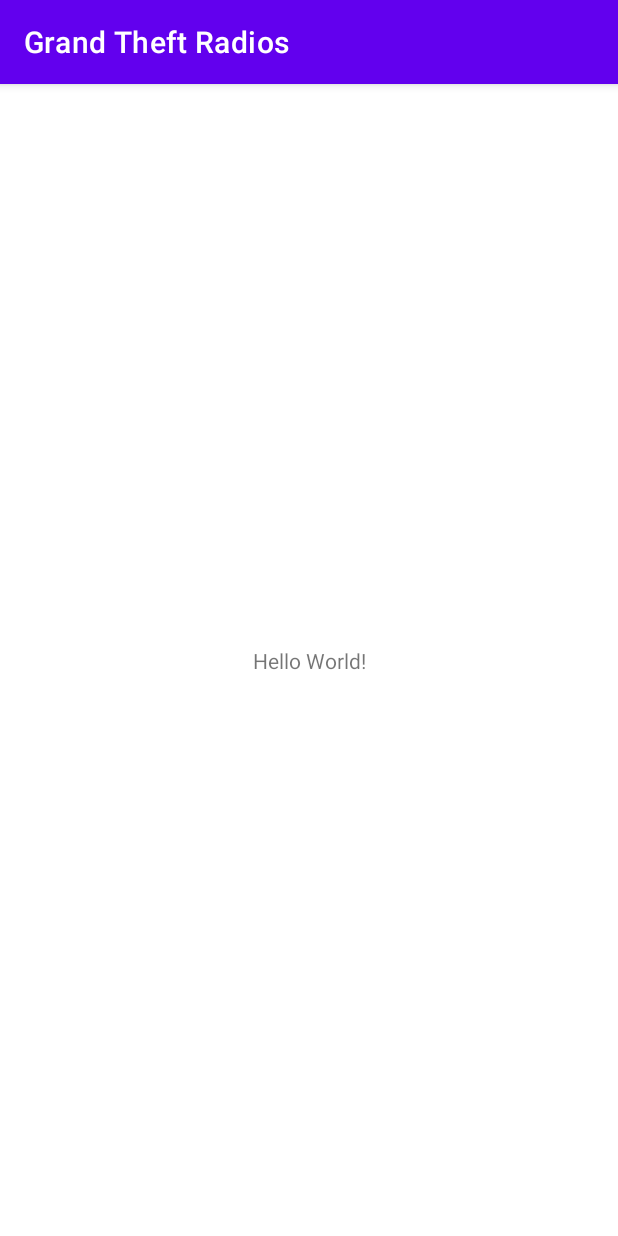
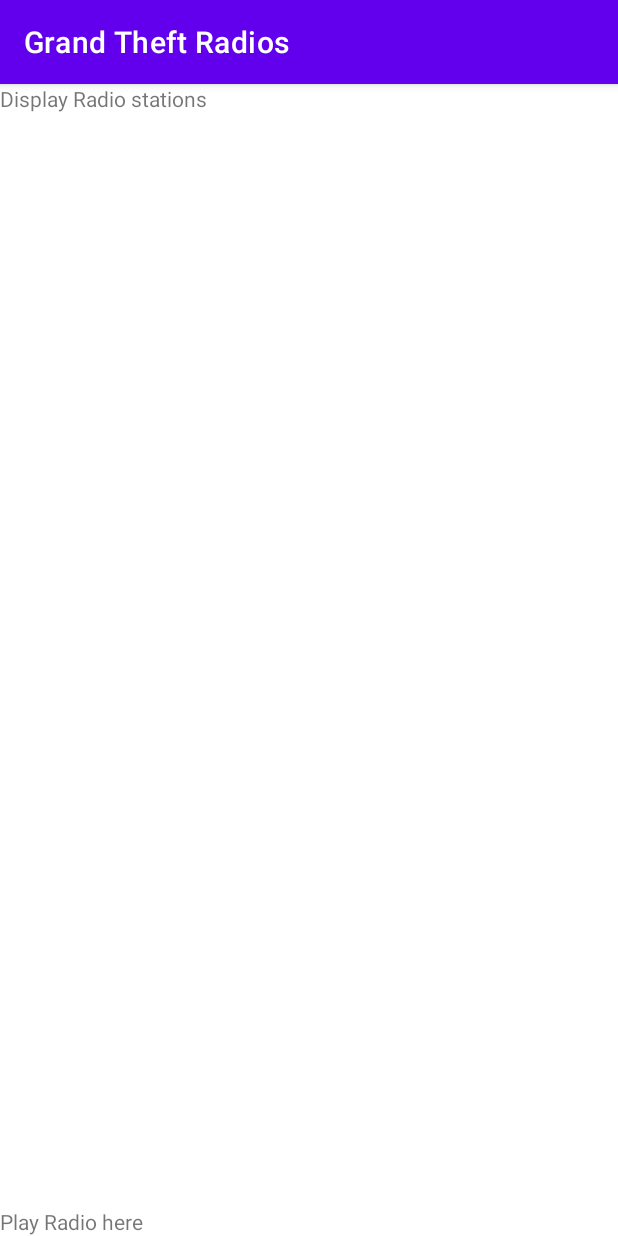
Before and after one commit to Halsey77/Grand-Theft-Radios, an Android app: the screen it shows after launch (MainActivity), on a phone screen of 412 x 824 dp. Run offline under Robolectric (Android 15) with nearby library versions, the phone set to English and light mode, and no system bars.

Commit message:
add 2 main fragments

```diff
--- a/app/build.gradle
+++ b/app/build.gradle
@@ -36,7 +36,7 @@ dependencies {
 
     implementation 'androidx.core:core-ktx:1.7.0'
     implementation 'androidx.appcompat:appcompat:1.6.1'
-    implementation 'com.google.android.material:material:1.10.0'
+    implementation 'com.google.android.material:material:1.8.0'
     implementation 'androidx.constraintlayout:constraintlayout:2.1.4'
     testImplementation 'junit:junit:4.13.2'
     androidTestImplementation 'androidx.test.ext:junit:1.1.5'
--- /dev/null
+++ b/app/src/main/java/com/halsey/grandtheftradios/fragments/PlayRadioFragment.kt
@@ -0,0 +1,60 @@
+package com.halsey.grandtheftradios.fragments
+
+import android.os.Bundle
+import androidx.fragment.app.Fragment
+import android.view.LayoutInflater
+import android.view.View
+import android.view.ViewGroup
+import com.halsey.grandtheftradios.R
+
+// TODO: Rename parameter arguments, choose names that match
+// the fragment initialization parameters, e.g. ARG_ITEM_NUMBER
+private const val ARG_PARAM1 = "param1"
+private const val ARG_PARAM2 = "param2"
+
+/**
+ * A simple [Fragment] subclass.
+ * Use the [PlayRadioFragment.newInstance] factory method to
+ * create an instance of this fragment.
+ */
+class PlayRadioFragment : Fragment() {
+    // TODO: Rename and change types of parameters
+    private var param1: String? = null
+    private var param2: String? = null
+
+    override fun onCreate(savedInstanceState: Bundle?) {
+        super.onCreate(savedInstanceState)
+        arguments?.let {
+            param1 = it.getString(ARG_PARAM1)
+            param2 = it.getString(ARG_PARAM2)
+        }
+    }
+
+    override fun onCreateView(
+        inflater: LayoutInflater, container: ViewGroup?,
+        savedInstanceState: Bundle?
+    ): View? {
+        // Inflate the layout for this fragment
+        return inflater.inflate(R.layout.fragment_play_radio, container, false)
+    }
+
+    companion object {
+        /**
+         * Use this factory method to create a new instance of
+         * this fragment using the provided parameters.
+         *
+         * @param param1 Parameter 1.
+         * @param param2 Parameter 2.
+         * @return A new instance of fragment PlayRadioFragment.
+         */
+        // TODO: Rename and change types and number of parameters
+        @JvmStatic
+        fun newInstance(param1: String, param2: String) =
+            PlayRadioFragment().apply {
+                arguments = Bundle().apply {
+                    putString(ARG_PARAM1, param1)
+                    putString(ARG_PARAM2, param2)
+                }
+            }
+    }
+}
--- /dev/null
+++ b/app/src/main/java/com/halsey/grandtheftradios/fragments/RadiosDisplayFragment.kt
@@ -0,0 +1,60 @@
+package com.halsey.grandtheftradios.fragments
+
+import android.os.Bundle
+import androidx.fragment.app.Fragment
+import android.view.LayoutInflater
+import android.view.View
+import android.view.ViewGroup
+import com.halsey.grandtheftradios.R
+
+// TODO: Rename parameter arguments, choose names that match
+// the fragment initialization parameters, e.g. ARG_ITEM_NUMBER
+private const val ARG_PARAM1 = "param1"
+private const val ARG_PARAM2 = "param2"
+
+/**
+ * A simple [Fragment] subclass.
+ * Use the [RadiosDisplayFragment.newInstance] factory method to
+ * create an instance of this fragment.
+ */
+class RadiosDisplayFragment : Fragment() {
+    // TODO: Rename and change types of parameters
+    private var param1: String? = null
+    private var param2: String? = null
+
+    override fun onCreate(savedInstanceState: Bundle?) {
+        super.onCreate(savedInstanceState)
+        arguments?.let {
+            param1 = it.getString(ARG_PARAM1)
+            param2 = it.getString(ARG_PARAM2)
+        }
+    }
+
+    override fun onCreateView(
+        inflater: LayoutInflater, container: ViewGroup?,
+        savedInstanceState: Bundle?
+    ): View? {
+        // Inflate the layout for this fragment
+        return inflater.inflate(R.layout.fragment_radios_display, container, false)
+    }
+
+    companion object {
+        /**
+         * Use this factory method to create a new instance of
+         * this fragment using the provided parameters.
+         *
+         * @param param1 Parameter 1.
+         * @param param2 Parameter 2.
+         * @return A new instance of fragment RadiosDisplayFragment.
+         */
+        // TODO: Rename and change types and number of parameters
+        @JvmStatic
+        fun newInstance(param1: String, param2: String) =
+            RadiosDisplayFragment().apply {
+                arguments = Bundle().apply {
+                    putString(ARG_PARAM1, param1)
+                    putString(ARG_PARAM2, param2)
+                }
+            }
+    }
+}
--- a/app/src/main/res/layout/activity_main.xml
+++ b/app/src/main/res/layout/activity_main.xml
@@ -6,13 +6,25 @@
         android:layout_width="match_parent"
         android:layout_height="match_parent"
         tools:context=".MainActivity">
-    <TextView
-            android:layout_width="wrap_content"
-            android:layout_height="wrap_content"
-            android:text="Hello World!"
-            app:layout_constraintBottom_toBottomOf="parent"
+
+    <fragment
+            android:layout_width="match_parent"
+            android:layout_height="match_parent"
+            android:id="@+id/radiosDisplayFragment"
+            android:name="com.halsey.grandtheftradios.fragments.RadiosDisplayFragment"
             app:layout_constraintStart_toStartOf="parent"
             app:layout_constraintEnd_toEndOf="parent"
-            app:layout_constraintTop_toTopOf="parent"/>
+            app:layout_constraintTop_toTopOf="parent"
+    />
+
+    <fragment
+            android:id="@+id/radioPlayerFragment"
+            android:name="com.halsey.grandtheftradios.fragments.PlayRadioFragment"
+            android:layout_width="match_parent"
+            android:layout_height="wrap_content"
+            app:layout_constraintBottom_toBottomOf="parent"
+            app:layout_constraintEnd_toEndOf="parent"
+            app:layout_constraintStart_toStartOf="parent"
+    />
 
 </androidx.constraintlayout.widget.ConstraintLayout>
--- /dev/null
+++ b/app/src/main/res/layout/fragment_play_radio.xml
@@ -0,0 +1,14 @@
+<?xml version="1.0" encoding="utf-8"?>
+<FrameLayout xmlns:android="http://schemas.android.com/apk/res/android"
+             xmlns:tools="http://schemas.android.com/tools"
+             android:layout_width="match_parent"
+             android:layout_height="match_parent"
+             tools:context=".fragments.PlayRadioFragment">
+
+    <!-- TODO: Update blank fragment layout -->
+    <TextView
+            android:layout_width="match_parent"
+            android:layout_height="match_parent"
+            android:text="Play Radio here"/>
+
+</FrameLayout>
--- /dev/null
+++ b/app/src/main/res/layout/fragment_radios_display.xml
@@ -0,0 +1,14 @@
+<?xml version="1.0" encoding="utf-8"?>
+<FrameLayout xmlns:android="http://schemas.android.com/apk/res/android"
+             xmlns:tools="http://schemas.android.com/tools"
+             android:layout_width="match_parent"
+             android:layout_height="match_parent"
+             tools:context=".fragments.RadiosDisplayFragment">
+
+    <!-- TODO: Update blank fragment layout -->
+    <TextView
+            android:layout_width="match_parent"
+            android:layout_height="match_parent"
+            android:text="Display Radio stations"/>
+
+</FrameLayout>
--- a/app/src/main/res/values/strings.xml
+++ b/app/src/main/res/values/strings.xml
@@ -1,3 +1,5 @@
 <resources>
     <string name="app_name">Grand Theft Radios</string>
+    <!-- TODO: Remove or change this placeholder text -->
+    <string name="hello_blank_fragment">Hello blank fragment</string>
 </resources>
```
